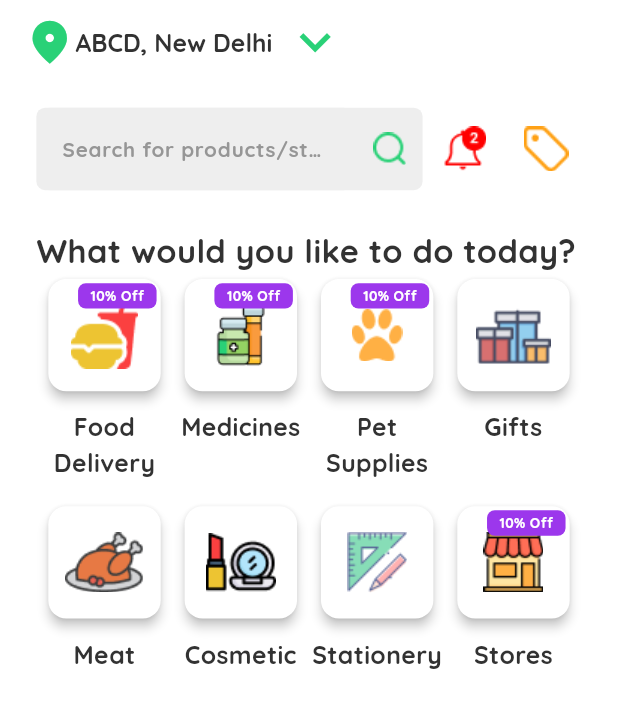
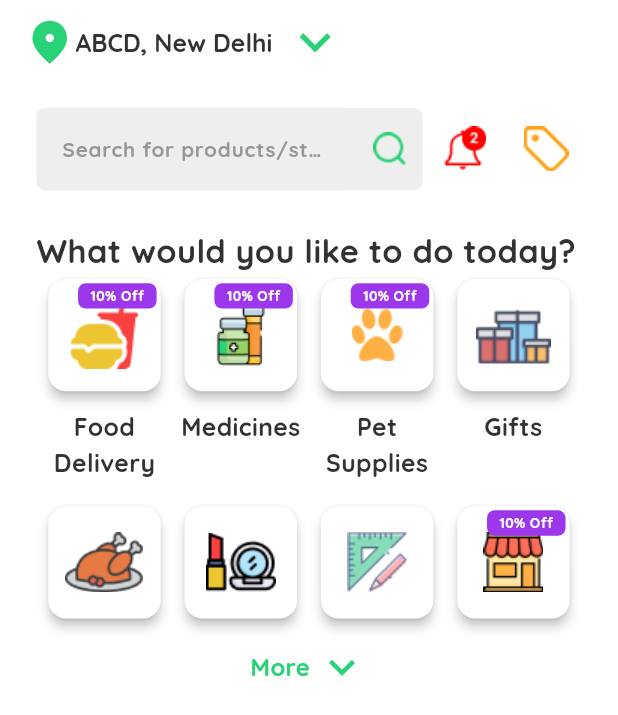
Before and after one commit to hijasahamed/BW-One-E-commerce-Ui-Api, a Flutter app: the screen it shows after launch, on a phone screen of 412 x 824 dp. Shown: the top 715 px of the screen. Run offline on Flutter 3.47's test engine with Material 3 defaults, Android fonts, the phone set to English and light mode, and no system bars.

Commit message:
first section complted

```diff
--- /dev/null
+++ b/lib/view/home_screen/body/first_section/category_card/category_card.dart
@@ -0,0 +1,73 @@
+import 'package:bw_week_one_e_commerce/model/colors.dart';
+import 'package:bw_week_one_e_commerce/model/textwidget.dart';
+import 'package:flutter/material.dart';
+
+class CategoryCard extends StatelessWidget {
+  const CategoryCard({
+    super.key,
+    required this.screenSize,
+    required this.icon,
+    required this.title,
+    required this.discount,
+  });
+
+  final Size screenSize;
+  final String icon;
+  final String title;
+  final String discount;
+
+  @override
+  Widget build(BuildContext context) {
+    return Column(
+      children: [
+        Card(
+          color: appbackgroundWhite,
+          elevation: 3,
+          child: SizedBox(
+            height: screenSize.width / 5.5,
+            width: screenSize.width / 5.5,
+            child: Stack(
+              children: [
+                Center(child: Image.asset(icon, height: 50)),
+                if (discount.isNotEmpty)
+                  Positioned(
+                      top: screenSize.width / 150,
+                      right: screenSize.width / 150,
+                      child: Container(
+                        decoration: BoxDecoration(
+                            borderRadius:
+                                BorderRadius.circular(screenSize.width / 80),
+                            color: offerContainerColor),
+                        child: Padding(
+                          padding: EdgeInsets.only(
+                              left: screenSize.width / 50,
+                              right: screenSize.width / 50,
+                              top: screenSize.width / 210,
+                              bottom: screenSize.width / 210),
+                          child: TextWidget(
+                              text: discount,
+                              color: appbackgroundWhite,
+                              fontStyle: 'QuickSand',
+                              size: screenSize.width / 45,
+                              weight: FontWeight.bold),
+                        ),
+                      )),
+              ],
+            ),
+          ),
+        ),
+        Padding(
+            padding: const EdgeInsets.only(top: 8.0),
+            child: TextWidget(
+              text: title,
+              color: textGreyColor,
+              fontStyle: 'QuickSand',
+              size: screenSize.width / 25,
+              weight: FontWeight.bold,
+              maxline: true,
+              alignTextCenter: true,
+            )),
+      ],
+    );
+  }
+}
--- /dev/null
+++ b/lib/view/home_screen/body/first_section/catogory_images/catogory_images.dart
@@ -0,0 +1,8 @@
+const String foodDeliveryIcon = 'assets/images/food delivery.png';
+const String medicinesIcon = 'assets/images/medicine 1.png';
+const String petSuppliesIcon = 'assets/images/pet supplies.png';
+const String giftsIcon = 'assets/images/gifts.png';
+const String meatIcon = 'assets/images/meat.png';
+const String cosmeticIcon = 'assets/images/Make Up.png';
+const String stationeryIcon = 'assets/images/stationery.png';
+const String storesIcon = 'assets/images/stores.png';
--- /dev/null
+++ b/lib/view/home_screen/body/first_section/catogory_list/catogory_list.dart
@@ -0,0 +1,67 @@
+import 'package:bw_week_one_e_commerce/view/home_screen/body/first_section/category_card/category_card.dart';
+import 'package:bw_week_one_e_commerce/view/home_screen/body/first_section/catogory_images/catogory_images.dart';
+import 'package:flutter/material.dart';
+
+class CatogaryList extends StatelessWidget {
+  const CatogaryList({
+    super.key,
+    required this.screenSize,
+  });
+
+  final Size screenSize;
+
+  @override
+  Widget build(BuildContext context) {
+    return SizedBox(
+      height: screenSize.height /3.35,
+      width: screenSize.width,
+      child: GridView.count(
+        crossAxisCount: 4,
+        childAspectRatio: .6,
+        scrollDirection: Axis.vertical,
+        children: [
+          CategoryCard(
+              screenSize: screenSize,
+              icon: foodDeliveryIcon,
+              title: 'Food Delivery',
+              discount: '10% Off'),
+          CategoryCard(
+              screenSize: screenSize,
+              icon: medicinesIcon,
+              title: 'Medicines',
+              discount: '10% Off'),
+          CategoryCard(
+              screenSize: screenSize,
+              icon: petSuppliesIcon,
+              title: 'Pet Supplies',
+              discount: '10% Off'),
+          CategoryCard(
+              screenSize: screenSize,
+              icon: giftsIcon,
+              title: 'Gifts',
+              discount: ''),
+          CategoryCard(
+              screenSize: screenSize,
+              icon: meatIcon,
+              title: 'Meat',
+              discount: ''),
+          CategoryCard(
+              screenSize: screenSize,
+              icon: cosmeticIcon,
+              title: 'Cosmetic',
+              discount: ''),
+          CategoryCard(
+              screenSize: screenSize,
+              icon: stationeryIcon,
+              title: 'Stationery',
+              discount: ''),
+          CategoryCard(
+              screenSize: screenSize,
+              icon: storesIcon,
+              title: 'Stores',
+              discount: '10% Off'),
+        ],
+      ),
+    );
+  }
+}
--- a/lib/view/home_screen/body/first_section/first_section.dart
+++ b/lib/view/home_screen/body/first_section/first_section.dart
@@ -1,5 +1,6 @@
 import 'package:bw_week_one_e_commerce/model/colors.dart';
 import 'package:bw_week_one_e_commerce/model/textwidget.dart';
+import 'package:bw_week_one_e_commerce/view/home_screen/body/first_section/catogory_list/catogory_list.dart';
 import 'package:flutter/material.dart';
 
 class FirstSection extends StatelessWidget {
@@ -15,93 +16,17 @@ class FirstSection extends StatelessWidget {
             color: textGreyColor,
             fontStyle: 'QuickSand',
             size: screenSize.width / 19,
-            weight: FontWeight.bold
-        ),
-        SizedBox(
-          height: screenSize.height/3,
-          width: screenSize.width,
-          child: GridView.count(
-            crossAxisCount: 4,
-            childAspectRatio: .6,
-            children: [
-              CategoryCard(screenSize: screenSize, icon: foodDeliveryIcon, title: 'Food Delivery', discount: '10% Off'),
-              CategoryCard(screenSize: screenSize, icon: medicinesIcon, title: 'Medicines', discount: '10% Off'),
-              CategoryCard(screenSize: screenSize, icon: petSuppliesIcon, title: 'Pet Supplies', discount: '10% Off'),
-              CategoryCard(screenSize: screenSize, icon: giftsIcon, title: 'Gifts', discount: ''),
-              CategoryCard(screenSize: screenSize, icon: meatIcon, title: 'Meat', discount: ''),
-              CategoryCard(screenSize: screenSize, icon: cosmeticIcon, title: 'Cosmetic', discount: ''),
-              CategoryCard(screenSize: screenSize, icon: stationeryIcon, title: 'Stationery', discount: ''),
-              CategoryCard(screenSize: screenSize, icon: storesIcon, title: 'Stores', discount: '10% Off'),
-            ],
-          ),
-        ),
+            weight: FontWeight.bold),
+        CatogaryList(screenSize: screenSize),
+        Row(
+          mainAxisAlignment: MainAxisAlignment.center,
+          children: [
+            TextWidget(text: 'More', color: buttonGreenColor, fontStyle: 'QuickSand', size: screenSize.width/26, weight: FontWeight.bold),
+            SizedBox(width: screenSize.width/100,),
+            Icon(Icons.keyboard_arrow_down,color: buttonGreenColor,size: screenSize.width/12,)
+          ],
+        )
       ],
     );
   }
-
-
 }
-
-class CategoryCard extends StatelessWidget {
-  const CategoryCard({
-    super.key,
-    required this.screenSize,
-    required this.icon,
-    required this.title,
-    required this.discount,
-  });
-
-  final Size screenSize;
-  final String icon;
-  final String title;
-  final String discount;
-
-  @override
-  Widget build(BuildContext context) {
-  return Column(
-    children: [
-      Card(
-        color: appbackgroundWhite,
-        elevation: 3,
-        child: SizedBox(
-          height: screenSize.width / 5.5,
-          width: screenSize.width / 5.5,
-          child: Stack(
-            children: [
-              Center(child: Image.asset(icon, height: 50)),
-              if (discount.isNotEmpty)
-                Positioned(
-                  top: screenSize.width/150,
-                  right: screenSize.width/150,
-                  child: Container(
-                    decoration: BoxDecoration(
-                      borderRadius: BorderRadius.circular(screenSize.width/80),
-                      color: offerContainerColor
-                    ),
-                    child: Padding(
-                      padding: EdgeInsets.only(left: screenSize.width/50,right: screenSize.width/50,top: screenSize.width/210,bottom: screenSize.width/210),
-                      child: TextWidget(text: discount, color: appbackgroundWhite, fontStyle: 'QuickSand', size: screenSize.width/45, weight: FontWeight.bold),
-                    ),
-                  )
-                ),
-            ],
-          ),
-        ),
-      ),
-      Padding(
-        padding: const EdgeInsets.only(top: 8.0),
-        child: TextWidget(text: title, color: textGreyColor, fontStyle: 'QuickSand', size: screenSize.width/25, weight: FontWeight.bold,maxline: true,alignTextCenter: true,)
-      ),
-    ],
-  );
-}
-}
-
-const String foodDeliveryIcon = 'assets/images/food delivery.png';
-const String medicinesIcon = 'assets/images/medicine 1.png';
-const String petSuppliesIcon = 'assets/images/pet supplies.png';
-const String giftsIcon = 'assets/images/gifts.png';
-const String meatIcon = 'assets/images/meat.png';
-const String cosmeticIcon = 'assets/images/Make Up.png';
-const String stationeryIcon = 'assets/images/stationery.png';
-const String storesIcon = 'assets/images/stores.png';
```
